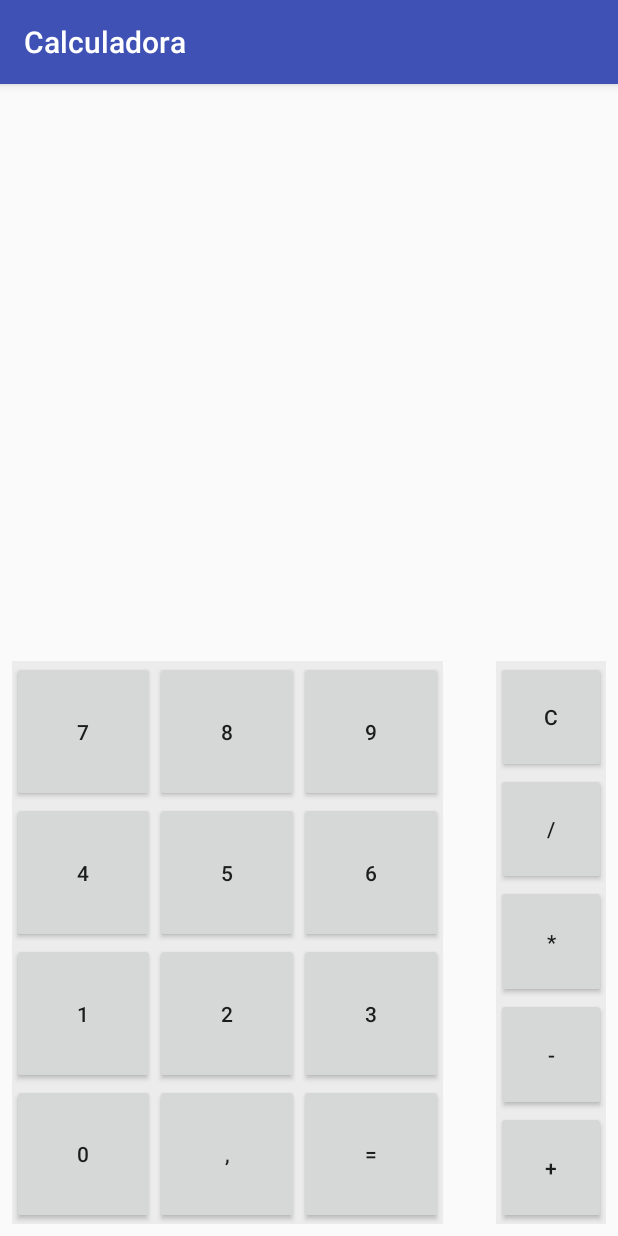
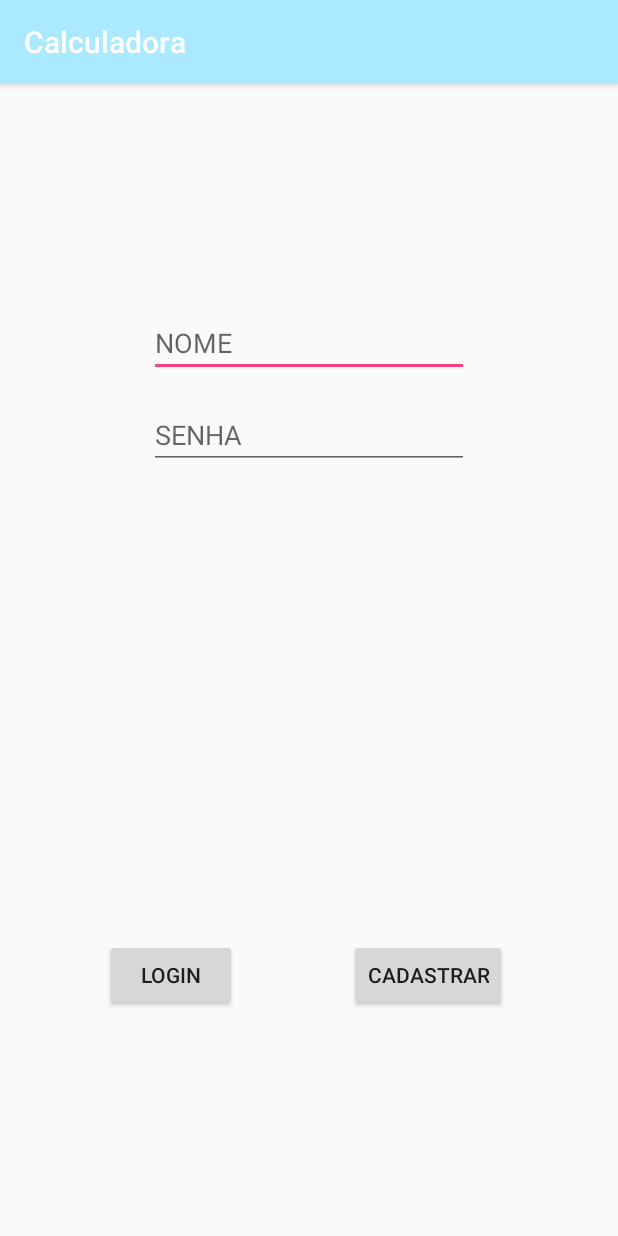
Before and after one commit to ssgabrielly/calculadora, an Android app: the screen it shows after launch (MainActivity before the commit, ActivityLogin after it), on a phone screen of 412 x 824 dp. Run offline under Robolectric (Android 15) with nearby library versions, the phone set to English and light mode, and no system bars.

Commit message:
Adicionando multiplas telas

```diff
--- a/app/src/main/AndroidManifest.xml
+++ b/app/src/main/AndroidManifest.xml
@@ -9,13 +9,16 @@
         android:roundIcon="@mipmap/ic_launcher_round"
         android:supportsRtl="true"
         android:theme="@style/AppTheme">
-        <activity android:name=".MainActivity">
+        <activity android:name=".ActivityLogin">
             <intent-filter>
                 <action android:name="android.intent.action.MAIN" />
 
                 <category android:name="android.intent.category.LAUNCHER" />
             </intent-filter>
         </activity>
+        <activity android:name=".ActivityCadastro" />
+        <activity android:name=".MainActivity" />
+        <activity android:name=".ActivityDados"></activity>
     </application>
 
 </manifest>
--- /dev/null
+++ b/app/src/main/java/com/calc/tecinfo/calculadora/ActivityLogin.java
@@ -0,0 +1,41 @@
+package com.calc.tecinfo.calculadora;
+
+import android.content.Intent;
+import android.support.v7.app.AppCompatActivity;
+import android.os.Bundle;
+import android.view.View;
+import android.widget.Button;
+import android.widget.EditText;
+
+public class ActivityLogin extends AppCompatActivity {
+
+    @Override
+    protected void onCreate(Bundle savedInstanceState) {
+        super.onCreate(savedInstanceState);
+        setContentView(R.layout.activity_login);
+
+        Button login = (Button) findViewById(R.id.btn_login);
+        Button cadastrar = (Button) findViewById(R.id.btn_cadastrar);
+
+        final EditText nome = (EditText) findViewById(R.id.edt_nome);
+
+        login.setOnClickListener(new View.OnClickListener() {
+            @Override
+            public void onClick(View view) {
+                Intent intent = new Intent(ActivityLogin.this, MainActivity.class);
+                startActivity(intent);
+                finish();
+            }
+        });
+
+        cadastrar.setOnClickListener(new View.OnClickListener() {
+            @Override
+            public void onClick(View view) {
+                Intent intent = new Intent(ActivityLogin.this, ActivityCadastro.class);
+                intent.putExtra("nome", nome.getText().toString());
+                startActivity(intent);
+                finish();
+            }
+        });
+    }
+}
--- /dev/null
+++ b/app/src/main/res/layout/activity_login.xml
@@ -0,0 +1,58 @@
+<?xml version="1.0" encoding="utf-8"?>
+<android.support.constraint.ConstraintLayout xmlns:android="http://schemas.android.com/apk/res/android"
+    xmlns:app="http://schemas.android.com/apk/res-auto"
+    xmlns:tools="http://schemas.android.com/tools"
+    android:layout_width="match_parent"
+    android:layout_height="match_parent"
+    tools:context="com.calc.tecinfo.calculadora.ActivityLogin">
+
+    <EditText
+        android:id="@+id/edt_nome"
+        android:layout_width="wrap_content"
+        android:layout_height="wrap_content"
+        android:layout_marginEnd="8dp"
+        android:layout_marginStart="8dp"
+        android:layout_marginTop="150dp"
+        android:ems="10"
+        android:hint="NOME"
+        android:inputType="textPersonName"
+        app:layout_constraintEnd_toEndOf="parent"
+        app:layout_constraintStart_toStartOf="parent"
+        app:layout_constraintTop_toTopOf="parent" />
+
+    <EditText
+        android:id="@+id/edt_senha"
+        android:layout_width="wrap_content"
+        android:layout_height="wrap_content"
+        android:layout_marginEnd="8dp"
+        android:layout_marginStart="8dp"
+        android:layout_marginTop="16dp"
+        android:ems="10"
+        android:hint="SENHA"
+        android:inputType="textPassword"
+        app:layout_constraintEnd_toEndOf="parent"
+        app:layout_constraintStart_toStartOf="parent"
+        app:layout_constraintTop_toBottomOf="@+id/edt_nome" />
+
+    <Button
+        android:id="@+id/btn_login"
+        android:layout_width="wrap_content"
+        android:layout_height="wrap_content"
+        android:layout_marginBottom="150dp"
+        android:layout_marginStart="70dp"
+        android:text="login"
+        app:layout_constraintBottom_toBottomOf="parent"
+        app:layout_constraintStart_toStartOf="parent" />
+
+    <Button
+        android:id="@+id/btn_cadastrar"
+        android:layout_width="wrap_content"
+        android:layout_height="wrap_content"
+        android:layout_marginBottom="150dp"
+        android:layout_marginEnd="8dp"
+        android:layout_marginStart="8dp"
+        android:text="cadastrar"
+        app:layout_constraintBottom_toBottomOf="parent"
+        app:layout_constraintEnd_toEndOf="parent"
+        app:layout_constraintStart_toEndOf="@+id/btn_login" />
+</android.support.constraint.ConstraintLayout>
--- a/app/src/main/res/values/colors.xml
+++ b/app/src/main/res/values/colors.xml
@@ -1,6 +1,6 @@
 <?xml version="1.0" encoding="utf-8"?>
 <resources>
-    <color name="colorPrimary">#3F51B5</color>
+    <color name="colorPrimary">#abe9ff</color>
     <color name="colorPrimaryDark">#303F9F</color>
     <color name="colorAccent">#FF4081</color>
 </resources>
```
Also changed, not shown: app/src/main/java/com/calc/tecinfo/calculadora/ActivityCadastro.java (added, +46 -0 lines), app/src/main/java/com/calc/tecinfo/calculadora/ActivityDados.java (added, +56 -0 lines), app/src/main/res/layout/activity_cadastro.xml (added, +117 -0 lines), app/src/main/res/layout/activity_dados.xml (added, +114 -0 lines).
